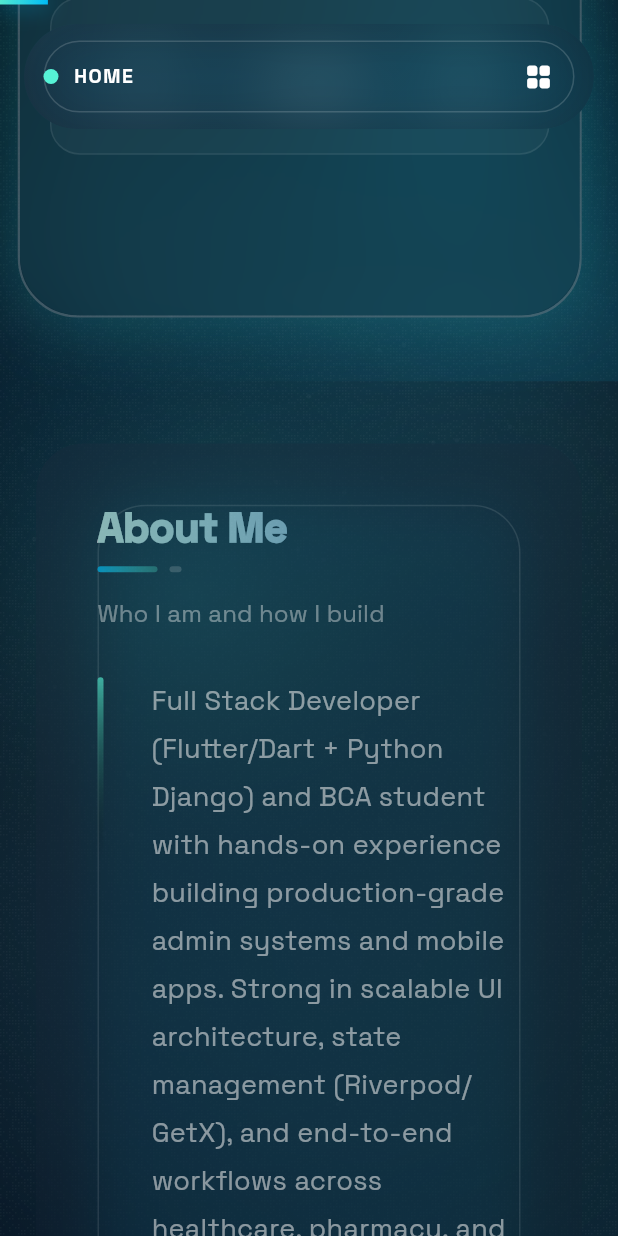
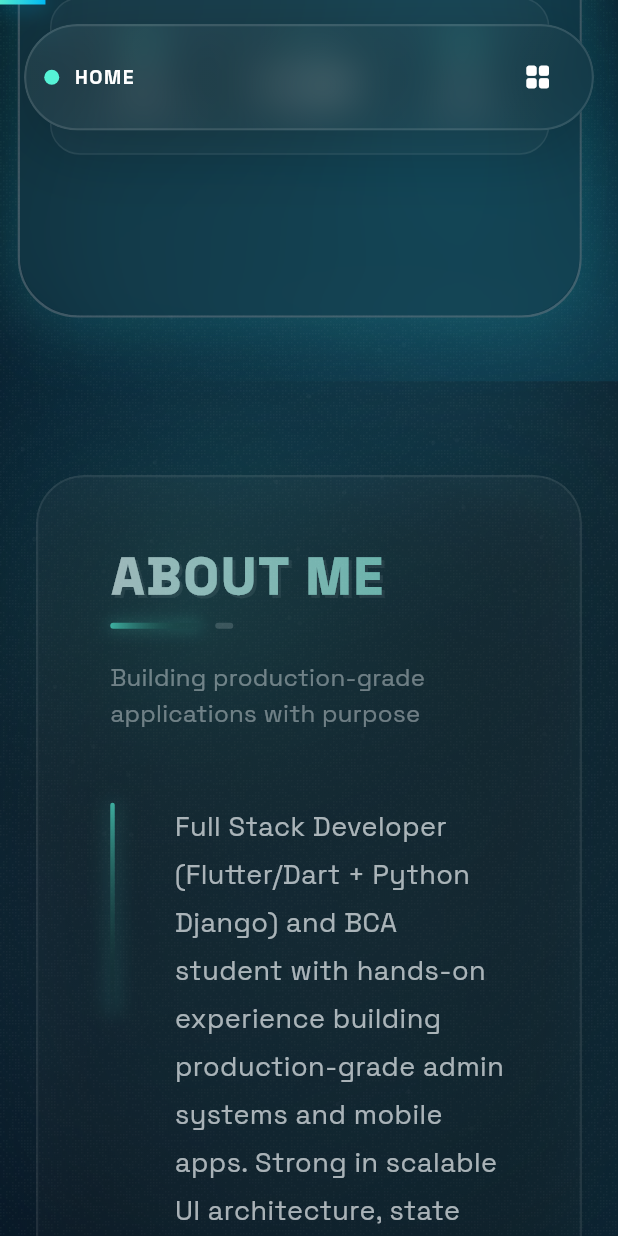
Before and after one commit to rajdutta234/my_portfolio, a Flutter app: the screen it shows after launch, scrolled down 576 dp, on a phone screen of 412 x 824 dp. Run offline on Flutter 3.47's test engine with Material 3 defaults, Android fonts, the phone set to English and light mode, and no system bars; drawn by our look-alikes of flutter_animate; our stand-ins replace google_fonts.

Commit message:
feat: add GlassContainer and SectionTitle widgets and implement the AboutSection layout

```diff
--- a/lib/widgets/common/glass_container.dart
+++ b/lib/widgets/common/glass_container.dart
@@ -1,5 +1,4 @@
 import 'dart:ui';
-
 import 'package:flutter/material.dart';
 
 class GlassContainer extends StatelessWidget {
@@ -16,46 +15,39 @@ class GlassContainer extends StatelessWidget {
 
   @override
   Widget build(BuildContext context) {
-    return ClipRRect(
+    return Container(
+      decoration: BoxDecoration(
+        borderRadius: BorderRadius.circular(borderRadius),
+        boxShadow: [
+          BoxShadow(
+            color: Colors.black.withValues(alpha: 0.2),
+            blurRadius: 40,
+            offset: const Offset(0, 10),
+          ),
+        ],
+      ),
+      child: ClipRRect(
         borderRadius: BorderRadius.circular(borderRadius),
         child: BackdropFilter(
-        filter: ImageFilter.blur(sigmaX: 22, sigmaY: 22),
+          filter: ImageFilter.blur(sigmaX: 16, sigmaY: 16),
           child: Container(
             padding: padding,
             decoration: BoxDecoration(
               borderRadius: BorderRadius.circular(borderRadius),
+              border: Border.all(
+                color: Colors.white.withValues(alpha: 0.12),
+                width: 1.5,
+              ),
               gradient: LinearGradient(
                 begin: Alignment.topLeft,
                 end: Alignment.bottomRight,
-              colors: <Color>[
-                const Color(0xFF1E2A3E).withValues(alpha: 0.42),
-                const Color(0xFF101B2D).withValues(alpha: 0.22),
-              ],
-            ),
-            border: Border.all(color: Colors.transparent),
-          ),
-          child: Stack(
-            children: [
-              Positioned.fill(
-                child: Container(
-                  decoration: BoxDecoration(
-                    borderRadius: BorderRadius.circular(borderRadius),
-                    border: Border.all(
-                      color: Colors.white.withValues(alpha: 0.16),
-                      width: 1,
-                    ),
-                    boxShadow: <BoxShadow>[
-                      BoxShadow(
-                        color: const Color(0xFF00C2FF).withValues(alpha: 0.08),
-                        blurRadius: 30,
-                        spreadRadius: 2,
-                      ),
+                colors: [
+                  const Color(0xFFFFFFFF).withValues(alpha: 0.06),
+                  const Color(0xFFFFFFFF).withValues(alpha: 0.02),
                 ],
               ),
             ),
-              ),
-              child,
-            ],
+            child: child,
           ),
         ),
       ),
--- a/lib/widgets/common/section_title.dart
+++ b/lib/widgets/common/section_title.dart
@@ -1,4 +1,5 @@
 import 'package:flutter/material.dart';
+import 'package:flutter_animate/flutter_animate.dart';
 
 class SectionTitle extends StatelessWidget {
   const SectionTitle({super.key, required this.title, required this.subtitle});
@@ -11,58 +12,98 @@ class SectionTitle extends StatelessWidget {
     return Column(
       crossAxisAlignment: CrossAxisAlignment.start,
       children: <Widget>[
-        ShaderMask(
-          shaderCallback: (bounds) => const LinearGradient(
-            colors: [Color(0xFFCBFDF5), Color(0xFF9CD4EA)],
-          ).createShader(bounds),
+        // Layered 3D Heading
+        Stack(
+          clipBehavior: Clip.none,
+          children: [
+            // Shadow Layer for depth
+            Positioned(
+              top: 2,
+              left: 2,
               child: Text(
-            title,
-            style: Theme.of(context).textTheme.headlineMedium?.copyWith(
+                title.toUpperCase(),
+                style: TextStyle(
+                  fontSize: 34,
                   fontWeight: FontWeight.w900,
-              letterSpacing: -0.5,
+                  letterSpacing: 2,
+                  color: Colors.white10,
                   height: 1.1,
                 ),
               ),
             ),
-        const SizedBox(height: 10),
+            // Main Heading
+            Text(
+              title.toUpperCase(),
+              style: TextStyle(
+                fontSize: 34,
+                fontWeight: FontWeight.w900,
+                letterSpacing: 2,
+                height: 1.1,
+                foreground: Paint()
+                  ..shader = const LinearGradient(
+                    colors: [
+                      Color(0xFFFFFFFF),
+                      Color(0xFF56F3D6),
+                    ],
+                  ).createShader(Rect.fromLTWH(0, 0, 400, 70)),
+              ),
+            ),
+          ],
+        ).animate().fadeIn(duration: 600.ms).moveX(begin: -20, end: 0),
+
+        const SizedBox(height: 12),
+
+        // 3D Accent Line
         Row(
           children: [
             Container(
               height: 4,
-              width: 40,
+              width: 60,
               decoration: BoxDecoration(
-                gradient: LinearGradient(
+                borderRadius: BorderRadius.circular(2),
+                gradient: const LinearGradient(
                   colors: [
-                    Theme.of(context).colorScheme.tertiary,
-                    Theme.of(
-                      context,
-                    ).colorScheme.primary.withValues(alpha: 0.4),
+                    Color(0xFF56F3D6),
+                    Colors.transparent,
                   ],
                 ),
-                borderRadius: BorderRadius.circular(10),
+                boxShadow: [
+                  BoxShadow(
+                    color: const Color(0xFF56F3D6).withValues(alpha: 0.3),
+                    blurRadius: 8,
+                    spreadRadius: 1,
+                  ),
+                ],
               ),
             ),
-            const SizedBox(width: 8),
+            const SizedBox(width: 10),
             Container(
               height: 4,
-              width: 8,
+              width: 12,
               decoration: BoxDecoration(
+                borderRadius: BorderRadius.circular(2),
                 color: Colors.white24,
-                borderRadius: BorderRadius.circular(10),
               ),
             ),
           ],
-        ),
-        const SizedBox(height: 16),
-        Text(
+        ).animate().scaleX(delay: 200.ms, duration: 400.ms, alignment: Alignment.centerLeft),
+
+        const SizedBox(height: 20),
+
+        // Subtitle
+        ConstrainedBox(
+          constraints: const BoxConstraints(maxWidth: 600),
+          child: Text(
             subtitle,
-          style: Theme.of(context).textTheme.titleMedium?.copyWith(
-            color: Colors.white60,
+            style: TextStyle(
+              color: Colors.white.withValues(alpha: 0.6),
+              fontSize: 16,
+              height: 1.5,
               fontWeight: FontWeight.w400,
-            height: 1.4,
-            letterSpacing: 0.1,
+              letterSpacing: 0.2,
             ),
           ),
+        ).animate().fadeIn(delay: 400.ms).moveY(begin: 10, end: 0),
       ],
     );
   }
--- a/lib/widgets/sections/about_section.dart
+++ b/lib/widgets/sections/about_section.dart
@@ -14,27 +14,29 @@ class AboutSection extends StatelessWidget {
       child: ConstrainedBox(
         constraints: const BoxConstraints(maxWidth: 1200),
         child: Padding(
-          padding: const EdgeInsets.symmetric(horizontal: 24, vertical: 40),
+          padding: const EdgeInsets.symmetric(horizontal: 24, vertical: 60),
           child: Column(
             children: [
+              // Main Bio Card
               RevealOnScroll(
                 child: GlassContainer(
-                  padding: const EdgeInsets.all(40),
+                  padding: const EdgeInsets.all(48),
                   borderRadius: 32,
                   child: Column(
                     crossAxisAlignment: CrossAxisAlignment.start,
                     children: <Widget>[
                       const SectionTitle(
                         title: 'About Me',
-                        subtitle: 'Who I am and how I build',
+                        subtitle: 'Building production-grade applications with purpose',
                       ),
-                      const SizedBox(height: 32),
+                      const SizedBox(height: 48),
                       Row(
                         crossAxisAlignment: CrossAxisAlignment.start,
                         children: [
+                          // Neon Accent Bar
                           Container(
-                            width: 4,
-                            height: 120,
+                            width: 3,
+                            height: 140,
                             decoration: BoxDecoration(
                               gradient: const LinearGradient(
                                 begin: Alignment.topCenter,
@@ -45,18 +47,25 @@ class AboutSection extends StatelessWidget {
                                 ],
                               ),
                               borderRadius: BorderRadius.circular(2),
+                              boxShadow: [
+                                BoxShadow(
+                                  color: const Color(0xFF56F3D6).withValues(alpha: 0.3),
+                                  blurRadius: 10,
+                                  spreadRadius: 1,
+                                ),
+                              ],
                             ),
                           ),
-                          const SizedBox(width: 32),
+                          const SizedBox(width: 40),
                           Expanded(
                             child: Text(
                               aboutText,
-                              style: Theme.of(context).textTheme.bodyLarge?.copyWith(
-                                    color: Colors.white.withValues(alpha: 0.8),
+                              style: const TextStyle(
+                                color: Colors.white,
                                 height: 1.8,
                                 fontSize: 18,
                                 fontWeight: FontWeight.w400,
-                                    letterSpacing: 0.2,
+                                letterSpacing: 0.3,
                               ),
                             ),
                           ),
@@ -67,6 +76,8 @@ class AboutSection extends StatelessWidget {
                 ),
               ),
               const SizedBox(height: 32),
+
+              // Personal & Hobbies Cards
               RevealOnScroll(
                 child: Row(
                   crossAxisAlignment: CrossAxisAlignment.start,
@@ -74,17 +85,17 @@ class AboutSection extends StatelessWidget {
                     Expanded(
                       flex: 3,
                       child: GlassContainer(
-                        padding: const EdgeInsets.all(32),
+                        padding: const EdgeInsets.symmetric(horizontal: 32, vertical: 40),
                         borderRadius: 24,
                         child: Column(
                           crossAxisAlignment: CrossAxisAlignment.start,
                           children: [
                             const _InfoSubTitle(title: 'PERSONAL DETAILS'),
-                            const SizedBox(height: 20),
-                            _InfoRow(label: 'Born', value: '02 November 2005'),
-                            _InfoRow(label: 'Nationality', value: 'Indian'),
-                            _InfoRow(label: 'Languages', value: 'English, Hindi, Bengali'),
-                            _InfoRow(label: 'Location', value: 'Kolkata, India'),
+                            const SizedBox(height: 28),
+                            const _InfoRow(label: 'Born', value: '02 November 2005'),
+                            const _InfoRow(label: 'Nationality', value: 'Indian'),
+                            const _InfoRow(label: 'Languages', value: 'English, Hindi, Bengali'),
+                            const _InfoRow(label: 'Location', value: 'Kolkata, India'),
                           ],
                         ),
                       ),
@@ -93,16 +104,16 @@ class AboutSection extends StatelessWidget {
                     Expanded(
                       flex: 2,
                       child: GlassContainer(
-                        padding: const EdgeInsets.all(32),
+                        padding: const EdgeInsets.symmetric(horizontal: 32, vertical: 40),
                         borderRadius: 24,
                         child: Column(
                           crossAxisAlignment: CrossAxisAlignment.start,
                           children: [
                             const _InfoSubTitle(title: 'BEYOND CODE'),
-                            const SizedBox(height: 20),
-                            _HobbyItem(icon: Icons.videocam, label: 'Content Creator'),
-                            _HobbyItem(icon: Icons.sports_soccer, label: 'Football & Badminton'),
-                            _HobbyItem(icon: Icons.flight, label: 'Travel Lifestyle'),
+                            const SizedBox(height: 28),
+                            const _HobbyItem(icon: Icons.videocam_rounded, label: 'Content Creator'),
+                            const _HobbyItem(icon: Icons.sports_soccer_rounded, label: 'Football & Badminton'),
+                            const _HobbyItem(icon: Icons.flight_rounded, label: 'Travel Lifestyle'),
                           ],
                         ),
                       ),
@@ -124,13 +135,21 @@ class _InfoSubTitle extends StatelessWidget {
 
   @override
   Widget build(BuildContext context) {
-    return Text(
+    return Container(
+      padding: const EdgeInsets.only(bottom: 8),
+      decoration: const BoxDecoration(
+        border: Border(
+          bottom: BorderSide(color: Color(0xFF56F3D6), width: 1.5),
+        ),
+      ),
+      child: Text(
         title,
         style: const TextStyle(
           color: Color(0xFF56F3D6),
           fontWeight: FontWeight.w900,
-        fontSize: 13,
-        letterSpacing: 2,
+          fontSize: 12,
+          letterSpacing: 2.5,
+        ),
       ),
     );
   }
@@ -144,16 +163,21 @@ class _InfoRow extends StatelessWidget {
   @override
   Widget build(BuildContext context) {
     return Padding(
-      padding: const EdgeInsets.only(bottom: 12),
+      padding: const EdgeInsets.only(bottom: 16),
       child: Row(
         children: [
-          Text(
+          SizedBox(
+            width: 100,
+            child: Text(
               '$label: ',
-            style: TextStyle(color: Colors.white.withValues(alpha: 0.4), fontSize: 14),
+              style: TextStyle(color: Colors.white.withValues(alpha: 0.35), fontSize: 13),
             ),
-          Text(
+          ),
+          Expanded(
+            child: Text(
               value,
               style: const TextStyle(color: Colors.white, fontWeight: FontWeight.w600, fontSize: 14),
+            ),
           ),
         ],
       ),
@@ -169,14 +193,21 @@ class _HobbyItem extends StatelessWidget {
   @override
   Widget build(BuildContext context) {
     return Padding(
-      padding: const EdgeInsets.only(bottom: 16),
+      padding: const EdgeInsets.only(bottom: 18),
       child: Row(
         children: [
-          Icon(icon, color: Colors.white60, size: 20),
-          const SizedBox(width: 12),
+          Container(
+            padding: const EdgeInsets.all(8),
+            decoration: BoxDecoration(
+              color: Colors.white.withValues(alpha: 0.05),
+              shape: BoxShape.circle,
+            ),
+            child: Icon(icon, color: const Color(0xFF56F3D6), size: 18),
+          ),
+          const SizedBox(width: 16),
           Text(
             label,
-            style: const TextStyle(color: Colors.white70, fontWeight: FontWeight.w500, fontSize: 14),
+            style: const TextStyle(color: Colors.white, fontWeight: FontWeight.w500, fontSize: 14),
           ),
         ],
       ),
```
Also changed, not shown: lib/widgets/sections/contact_section.dart (+138 -86 lines). Lines whose indentation alone changed are shown as unchanged.
